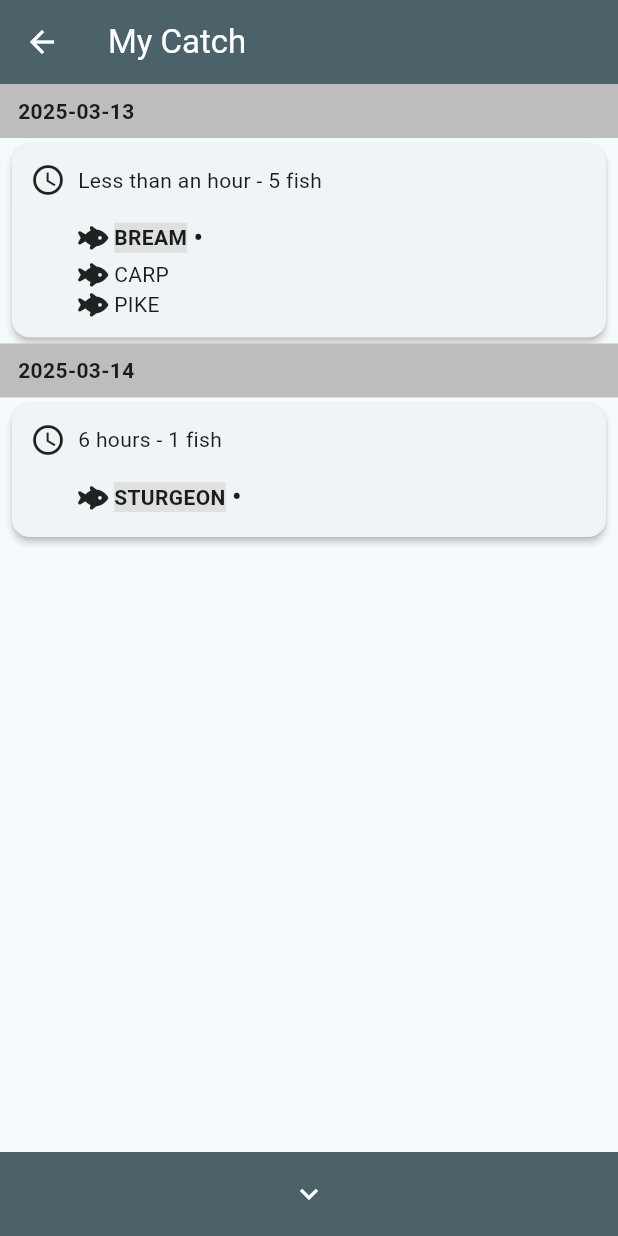
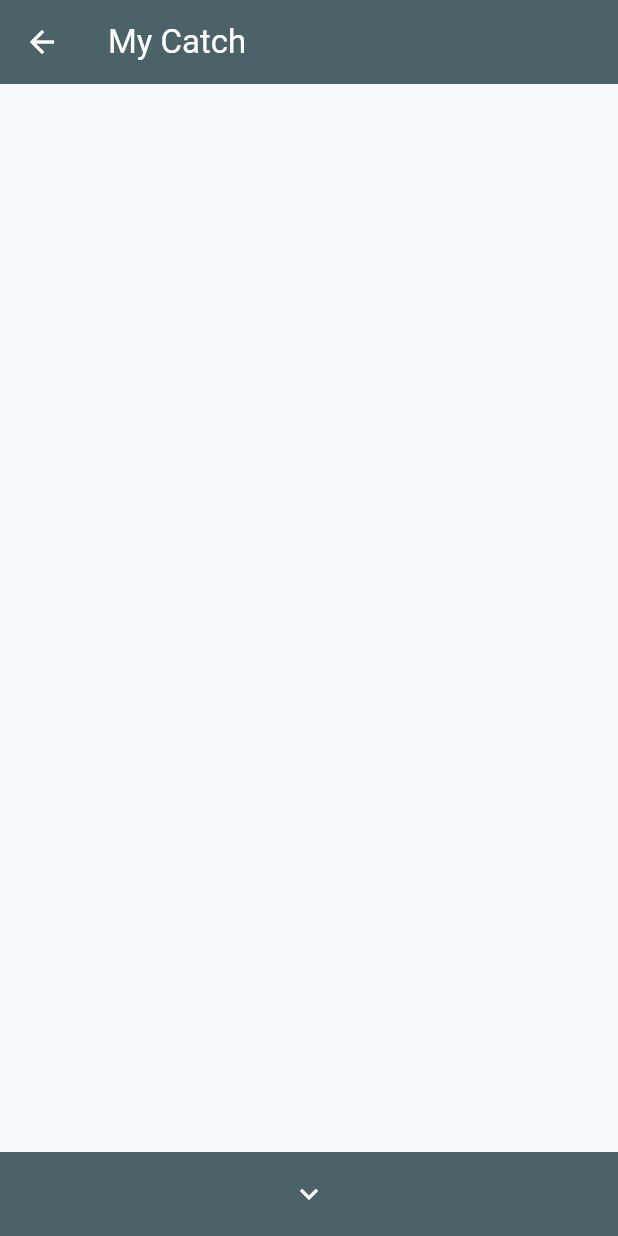
Before and after one commit to IU-Capstone-Project-2025/FishMasters, a Flutter app: the CatchPage screen opened by its route, on a phone screen of 412 x 824 dp. Run offline on Flutter 3.47's test engine with Material 3 defaults, Android fonts, the light colour scheme and no system bars; our stand-ins replace flutter_map, font_awesome_flutter, hive, hive_flutter, image_picker, latlong2 and 1 more; accounts and stored records are empty; network calls fail.

Commit message:
refactor: comment out sample catches and initialize _catches as an empty list

```diff
--- a/mobile_app/lib/pages/catch_page.dart
+++ b/mobile_app/lib/pages/catch_page.dart
@@ -49,86 +49,88 @@ class _CatchPageState extends State<CatchPage> {
     'March 18, 2025',
   ];
 
-  var _catches = <FishingModel>[
-    FishingModel(
-      id: 1,
-      startTime: '2025-03-13T08:00:00',
-      endTime: '2025-03-13T08:30:00',
-      userEmail: 'i.ivanov@example.com',
-      water: WaterModel(id: 1, x: 0.1, y: 0.2),
-      caughtFish: [
-        CaughtFishModel(
-          id: 1,
-          fisher: 'i.ivanov@example.com',
-          avgWeight: 3.0,
-          fish: FishModel(
-            id: 1,
-            name: 'CARP',
-            photo: 'https://example.com/carp.jpg',
-          ),
-        ),
-        CaughtFishModel(
-          id: 3,
-          fisher: 'j.smith@example.com',
-          avgWeight: 1.8,
-          fish: FishModel(
-            id: 3,
-            name: 'PIKE',
-            photo: 'https://example.com/pike.jpg',
-          ),
-        ),
-        CaughtFishModel(
-          id: 4,
-          fisher: 'a.jones@example.com',
-          avgWeight: 2.2,
-          fish: FishModel(
-            id: 4,
-            name: 'PERCH',
-            photo: 'https://example.com/perch.jpg',
-          ),
-        ),
-        CaughtFishModel(
-          id: 5,
-          fisher: 'm.brown@example.com',
-          avgWeight: 2.9,
-          fish: FishModel(
-            id: 5,
-            name: 'BREAM',
-            photo: 'https://example.com/bream.jpg',
-          ),
-        ),
-        CaughtFishModel(
-          id: 6,
-          fisher: 'm.brown@example.com',
-          avgWeight: 2.9,
-          fish: FishModel(
-            id: 5,
-            name: 'BREAM',
-            photo: 'https://example.com/bream.jpg',
-          ),
-        ),
-      ],
-    ),
-    FishingModel(
-      id: 2,
-      userEmail: 'b.ivanov',
-      startTime: '2025-03-14T09:00:00',
-      endTime: '2025-03-14T15:00:00',
-      caughtFish: [
-        CaughtFishModel(
-          id: 2,
-          fisher: 'sadfasj',
-          avgWeight: 2.5,
-          fish: FishModel(
-            id: 2,
-            name: 'STURGEON',
-            photo: 'https://example.com/sturgeon.jpg',
-          ),
-        ),
-      ],
-      water: WaterModel(id: 2, x: 0.3, y: 0.4),
-    ),
-  ];
+  // var _catches = <FishingModel>[
+  //   FishingModel(
+  //     id: 1,
+  //     startTime: '2025-03-13T08:00:00',
+  //     endTime: '2025-03-13T08:30:00',
+  //     userEmail: 'i.ivanov@example.com',
+  //     water: WaterModel(id: 1, x: 0.1, y: 0.2),
+  //     caughtFish: [
+  //       CaughtFishModel(
+  //         id: 1,
+  //         fisher: 'i.ivanov@example.com',
+  //         avgWeight: 3.0,
+  //         fish: FishModel(
+  //           id: 1,
+  //           name: 'CARP',
+  //           photo: 'https://example.com/carp.jpg',
+  //         ),
+  //       ),
+  //       CaughtFishModel(
+  //         id: 3,
+  //         fisher: 'j.smith@example.com',
+  //         avgWeight: 1.8,
+  //         fish: FishModel(
+  //           id: 3,
+  //           name: 'PIKE',
+  //           photo: 'https://example.com/pike.jpg',
+  //         ),
+  //       ),
+  //       CaughtFishModel(
+  //         id: 4,
+  //         fisher: 'a.jones@example.com',
+  //         avgWeight: 2.2,
+  //         fish: FishModel(
+  //           id: 4,
+  //           name: 'PERCH',
+  //           photo: 'https://example.com/perch.jpg',
+  //         ),
+  //       ),
+  //       CaughtFishModel(
+  //         id: 5,
+  //         fisher: 'm.brown@example.com',
+  //         avgWeight: 2.9,
+  //         fish: FishModel(
+  //           id: 5,
+  //           name: 'BREAM',
+  //           photo: 'https://example.com/bream.jpg',
+  //         ),
+  //       ),
+  //       CaughtFishModel(
+  //         id: 6,
+  //         fisher: 'm.brown@example.com',
+  //         avgWeight: 2.9,
+  //         fish: FishModel(
+  //           id: 5,
+  //           name: 'BREAM',
+  //           photo: 'https://example.com/bream.jpg',
+  //         ),
+  //       ),
+  //     ],
+  //   ),
+  //   FishingModel(
+  //     id: 2,
+  //     userEmail: 'b.ivanov',
+  //     startTime: '2025-03-14T09:00:00',
+  //     endTime: '2025-03-14T15:00:00',
+  //     caughtFish: [
+  //       CaughtFishModel(
+  //         id: 2,
+  //         fisher: 'sadfasj',
+  //         avgWeight: 2.5,
+  //         fish: FishModel(
+  //           id: 2,
+  //           name: 'STURGEON',
+  //           photo: 'https://example.com/sturgeon.jpg',
+  //         ),
+  //       ),
+  //     ],
+  //     water: WaterModel(id: 2, x: 0.3, y: 0.4),
+  //   ),
+  // ];
+
+  var _catches = <FishingModel>[];
 
   Future<void> _fetchCatches() async {
     if (!Hive.isBoxOpen('settings')) {
@@ -172,6 +174,10 @@ class _CatchPageState extends State<CatchPage> {
           FutureBuilder(
             future: _fetchCatches(),
             builder: (context, asyncSnapshot) {
+              // TODO: Fix bug with bottom bar reloading page
+              // if (asyncSnapshot.connectionState == ConnectionState.waiting) {
+              //   return const Center(child: CircularProgressIndicator());
+              // }
               return ListView.builder(
                 controller: _controller,
                 itemCount: _catches.length,
```
